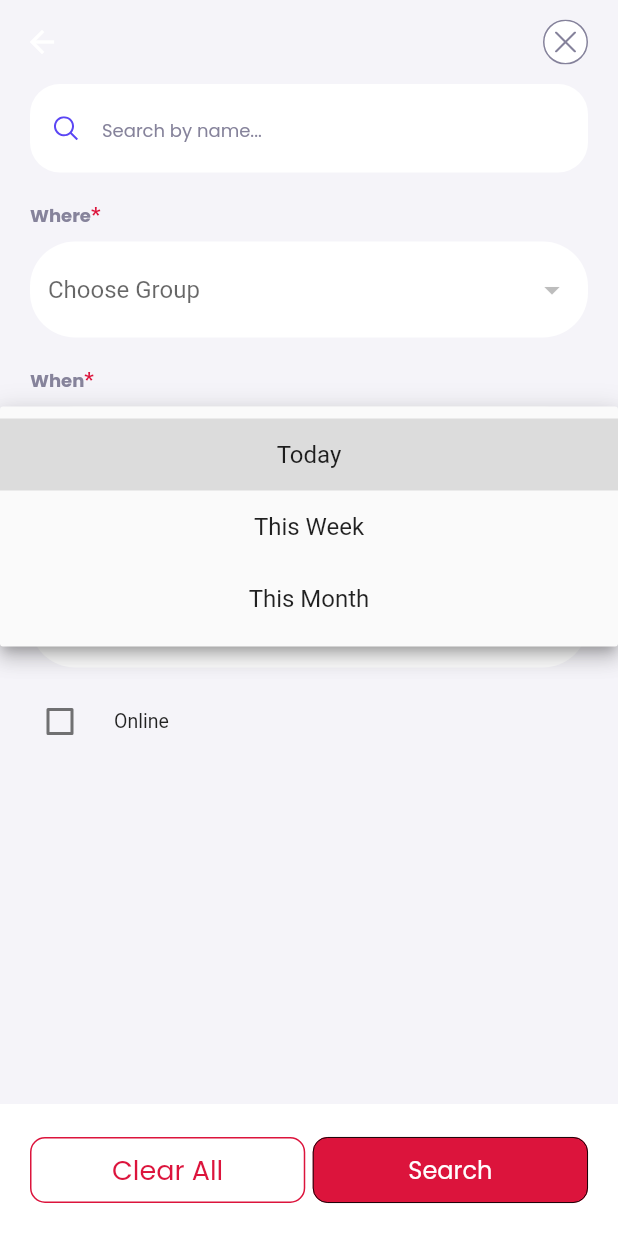
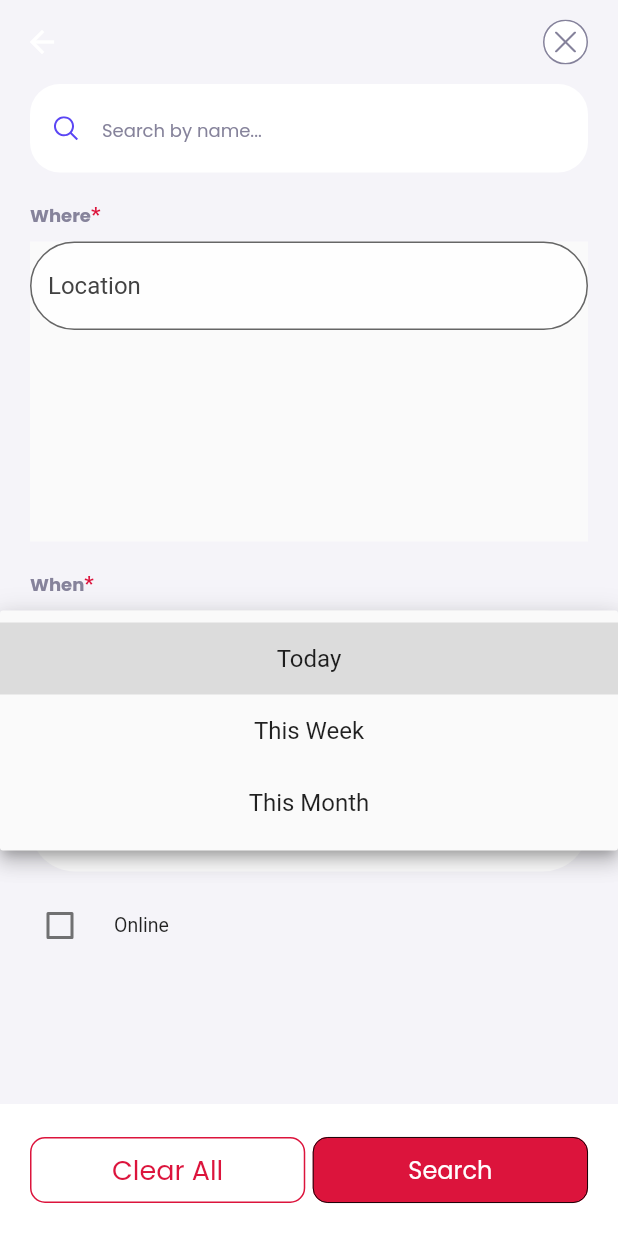
Before and after one commit to ChandraChaan/fun_zip, a Flutter app: the SearchEventDialog screen opened directly, after a tap on "Choose Group", on a phone screen of 412 x 824 dp. Run offline on Flutter 3.47's test engine with Material 2 defaults, Android fonts, the phone set to English and light mode, and no system bars; drawn by our look-alikes of flutter_form_builder; our stand-ins replace cached_network_image, country_code_picker, dio, flutter_html, flutter_rating_bar, flutter_svg and 9 more; missing offline and left inert: comment_tree, country_codes; accounts and stored records are empty; network calls fail; project files that could hold a hidden picture were left out.

Commit message:
search functionality

```diff
--- a/lib/app/modules/home/views/tabs/event_tab/components/SearchEventDialog.dart
+++ b/lib/app/modules/home/views/tabs/event_tab/components/SearchEventDialog.dart
@@ -76,14 +76,7 @@ class SearchEventDialog extends GetView<HomeController> {
                       ),
                     ),
                     10.height,
-                    CommonDropdownWidget(
-                      keyName: 'Location',
-                      hintText: 'Location',
-                      itemList: listOfCities,
-                      onPressed: (value) {
-                        controller.selectedCity = value;
-                      },
-                    ),
+                    SizedBox(height:200,child: CountrySearchWidget())
                   ],
                 ),
                 Column(
@@ -213,3 +206,80 @@ class SearchEventDialog extends GetView<HomeController> {
     );
   }
 }
+
+
+class CountrySearchWidget extends StatefulWidget {
+  @override
+  _CountrySearchWidgetState createState() => _CountrySearchWidgetState();
+}
+
+class _CountrySearchWidgetState extends State<CountrySearchWidget> {
+  TextEditingController _searchController = TextEditingController();
+  List<String> _suggestions = [];
+
+
+  @override
+  void initState() {
+    super.initState();
+    _searchController.addListener(_onSearchTextChanged);
+  }
+
+  void _onSearchTextChanged() {
+    setState(() {
+      _suggestions = listOfCities.where((country) =>
+          country.toLowerCase().contains(_searchController.text.toLowerCase())).toList();
+    });
+  }
+  void _handleSelection(String selectedCountry) {
+    // Handle the selected country here.
+    print('Selected: $selectedCountry');
+    _searchController.text = selectedCountry;
+
+    // You can perform any desired action with the selected country.
+  }
+
+  @override
+  void dispose() {
+    _searchController.dispose();
+    super.dispose();
+  }
+
+  @override
+  Widget build(BuildContext context) {
+    return Scaffold(
+      body: Column(
+        children: [
+          TextField(
+            controller: _searchController,
+            decoration: InputDecoration(
+              border: OutlineInputBorder(
+                borderRadius: BorderRadius.circular(30.0),
+              ),
+              filled: true,
+              hintStyle: TextStyle(color: Colors.grey[800]),
+              hintText: "Location",
+              fillColor: Colors.white70,
+            ),
+          ),
+          SizedBox(height: 16.0),
+          Expanded(
+            child: ListView.builder(
+              itemCount: _suggestions.length,
+              itemBuilder: (context, index) {
+                return ListTile(
+                  title: Text(_suggestions[index]),
+                  onTap: () {
+                    // Handle selection here.
+                    print('Selected: ${_suggestions[index]}');
+                    _handleSelection(_suggestions[index]);
+
+                  },
+                );
+              },
+            ),
+          ),
+        ],
+      ),
+    );
+  }
+}
--- a/lib/app/modules/sign_up/views/components/NameTextfieldWidget.dart
+++ b/lib/app/modules/sign_up/views/components/NameTextfieldWidget.dart
@@ -16,6 +16,7 @@ class NameTextfieldWidget extends StatelessWidget {
 
   @override
   Widget build(BuildContext context) {
+    //
     return FormBuilderTextField(
       name: 'name',
       controller: controller.nameTextEditingController,
--- a/lib/app/modules/splash/controllers/splash_controller.dart
+++ b/lib/app/modules/splash/controllers/splash_controller.dart
@@ -23,6 +23,7 @@ class SplashController extends GetxController {
         }
 
         if (userModel.token != null && userModel.token != '') {
+          // offAllNamed means complete close all back screen
           Get.offAllNamed(Routes.HOME);
         } else {
           Get.offAllNamed(Routes.SIGN_IN);
```
Also changed, not shown: 2 other files.
